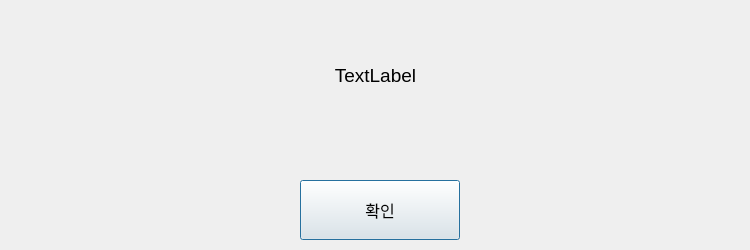
topgun630831/new_tmsview_git, file infomationdialog.ui: the form before one commit.
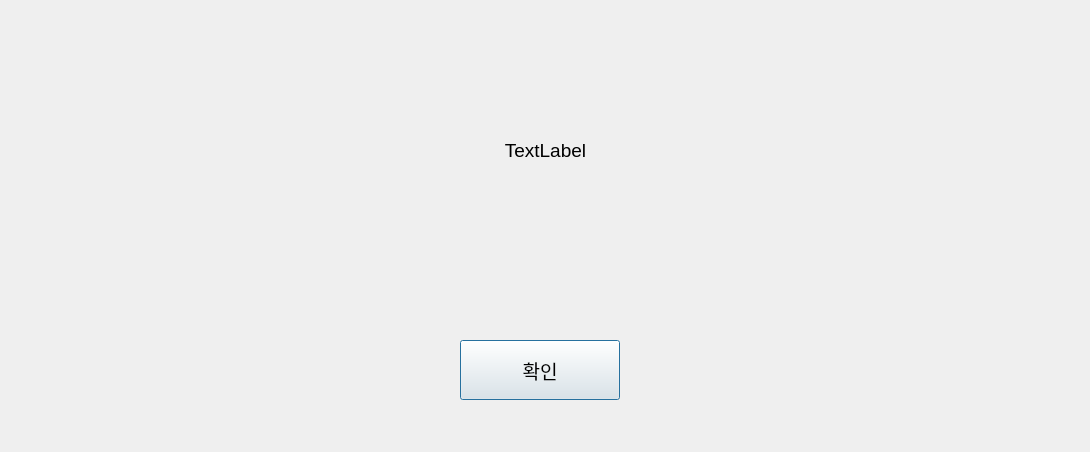
The form after the commit.

Patch:
```diff
--- a/infomationdialog.ui
+++ b/infomationdialog.ui
@@ -6,8 +6,8 @@
    <rect>
     <x>0</x>
     <y>0</y>
-    <width>750</width>
-    <height>250</height>
+    <width>1090</width>
+    <height>452</height>
    </rect>
   </property>
   <property name="font">
@@ -23,8 +23,8 @@
     <rect>
      <x>10</x>
      <y>10</y>
-     <width>731</width>
-     <height>131</height>
+     <width>1071</width>
+     <height>281</height>
     </rect>
    </property>
    <property name="font">
@@ -42,12 +42,18 @@
   <widget class="QPushButton" name="btnOk">
    <property name="geometry">
     <rect>
-     <x>300</x>
-     <y>180</y>
+     <x>460</x>
+     <y>340</y>
      <width>160</width>
      <height>60</height>
     </rect>
    </property>
+   <property name="font">
+    <font>
+     <family>Agency FB</family>
+     <pointsize>14</pointsize>
+    </font>
+   </property>
    <property name="text">
     <string>확인</string>
    </property>
```
